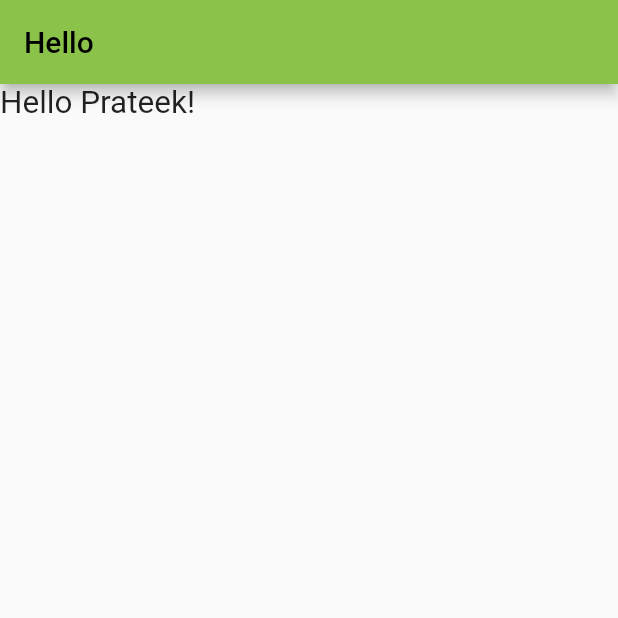
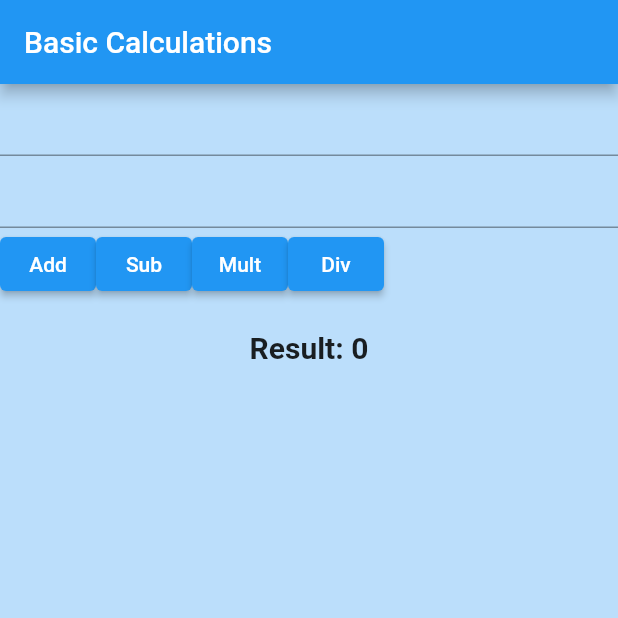
Before and after one commit to prateekp273/calculator_by_using_flutter, a Flutter app: the screen it shows after launch, on a phone screen of 412 x 824 dp, the top half of it. Run offline on Flutter 3.47's test engine with Material 2 defaults, Android fonts, the phone set to English and light mode, and no system bars.

Commit message:
This is my second commit

```diff
--- a/lib/main.dart
+++ b/lib/main.dart
@@ -11,22 +11,103 @@ class FlutterApp extends StatelessWidget {
     return MaterialApp(
       title: "FlutterApp",
       debugShowCheckedModeBanner: false,
-      theme: ThemeData(primarySwatch: Colors.lightGreen),
+      theme: ThemeData(primarySwatch: Colors.blue),
       home: const DashBoardScreen(),
     );
   }
 }
 
-class DashBoardScreen extends StatelessWidget {
-  const DashBoardScreen({Key? key}) : super(key: key); // Named 'key' parameter is already present
+class DashBoardScreen extends StatefulWidget {
+  const DashBoardScreen({Key? key}) : super(key: key);
+
+  @override
+  _DashBoardScreenState createState() => _DashBoardScreenState();
+}
+
+class _DashBoardScreenState extends State<DashBoardScreen> {
+  var no1Controller = TextEditingController();
+  var no2Controller = TextEditingController();
+
+  int result = 0;
+
+  void addNumbers() {
+    setState(() {
+      int num1 = int.parse(no1Controller.text);
+      int num2 = int.parse(no2Controller.text);
+      result = num1 + num2;
+    });
+  }
+
+  void subtractNumbers() {
+    setState(() {
+      int num1 = int.parse(no1Controller.text);
+      int num2 = int.parse(no2Controller.text);
+      result = num1 - num2;
+    });
+  }
+
+  void multiplyNumbers() {
+    setState(() {
+      int num1 = int.parse(no1Controller.text);
+      int num2 = int.parse(no2Controller.text);
+      result = num1 * num2;
+    });
+  }
+
+  void divideNumbers() {
+    setState(() {
+      int num1 = int.parse(no1Controller.text);
+      int num2 = int.parse(no2Controller.text);
+      result = num1 ~/ num2; // Use integer division to get an integer result
+    });
+  }
 
   @override
   Widget build(BuildContext context) {
     return Scaffold(
-        appBar: AppBar(
-          title: const Text("Hello"),
+      appBar: AppBar(
+        title: const Text('Basic Calculations'),
+      ),
+      body: Container(
+        color: Colors.blue.shade100,
+        child: Center(
+          child: Column(
+            children: [
+              TextField(
+                controller: no1Controller,
+              ),
+              TextField(
+                controller: no2Controller,
+              ),
+              Row(
+                children: [
+                  ElevatedButton(
+                    onPressed: addNumbers,
+                    child: const Text('Add'),
+                  ),
+                  ElevatedButton(
+                    onPressed: subtractNumbers,
+                    child: const Text('Sub'),
+                  ),
+                  ElevatedButton(
+                    onPressed: multiplyNumbers,
+                    child: const Text('Mult'),
+                  ),
+                  ElevatedButton(
+                    onPressed: divideNumbers,
+                    child: const Text('Div'),
+                  ),
+                ],
+              ),
+              const SizedBox(height: 20),
+              Text(
+                'Result: $result',
+                style: TextStyle(fontSize: 20, fontWeight: FontWeight.bold),
+              ),
+            ],
+          ),
         ),
-        body: const Text('Hello Prateek!', style: TextStyle(fontSize: 21),)
+      ),
     );
   }
 }
```
